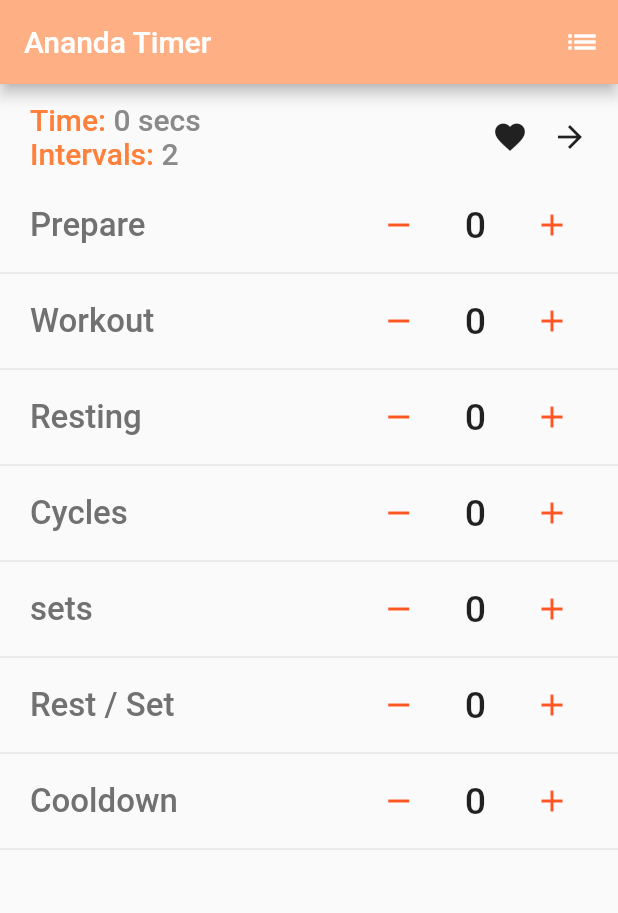
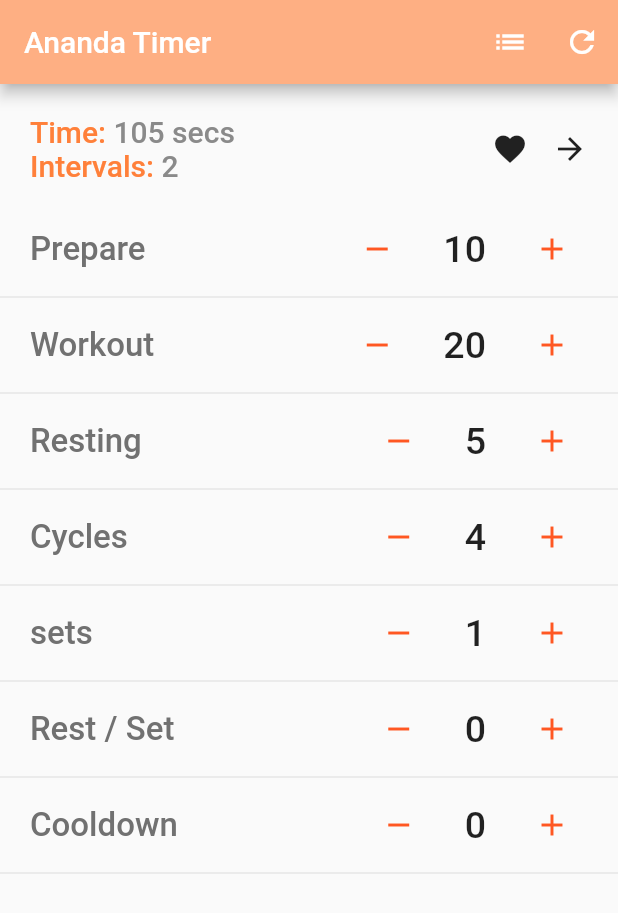
Before and after one commit to gonzen2310/Ananda, a Flutter app: the screen it shows after launch, on a phone screen of 412 x 824 dp. Shown: the top 913 px of the screen. Run offline on Flutter 3.47's test engine with Material 2 defaults, Android fonts, the phone set to English and light mode, and no system bars; our stand-ins replace gradient_widgets.

Commit message:
Synchronized counters and total time

```diff
--- a/ananda_app/lib/main.dart
+++ b/ananda_app/lib/main.dart
@@ -1,6 +1,7 @@
 import 'package:flutter/material.dart';
 import 'package:gradient_widgets/gradient_widgets.dart';
 import './Intervals.dart';
+
 
 void main() => runApp(new MyApp());
 
@@ -11,6 +12,7 @@
     return new MaterialApp(
       title: 'Ananda Timer',
       theme: new ThemeData(
+        primarySwatch: Colors.deepOrange,
         primaryColor: Color.fromRGBO(254, 175, 131, 1.0),
         primaryColorDark: Colors.deepOrange,
       ),
@@ -29,7 +31,6 @@
 }
 
 class _MyHomePageState extends State<MyHomePage> {
-  int _totalTime = 0;
   final myController = TextEditingController();
 
 
@@ -37,34 +38,57 @@
   final GlobalKey<ScaffoldState> _scaffoldKey = GlobalKey<ScaffoldState>();
 
 
-  // Counters
-  var _countersMap = {
-    'prepare': 0,
-    'workout': 0,
-    'resting': 0,
-    'cycles': 0,
-    'sets': 0,
+  // default value Counters
+  static var _countersMap = {
+    'prepare': 10,
+    'workout': 20,
+    'resting': 5,
+    'cycles': 4,
+    'sets': 1,
     'restSets': 0,
     'cooldown': 0,
   };
 
+
+  static int _getTotalTime() {
+    return _countersMap['sets'] * (_countersMap['prepare'] + (_countersMap['workout'] * _countersMap['cycles']) + (_countersMap['resting'] * (_countersMap['cycles'] - 1)));
+  }
+
+  int _totalTime = _getTotalTime();
 
 
   void _incrementCounter(String keyMap) {
     setState(() {
       _countersMap[keyMap]++;
 
-      _totalTime = _countersMap[keyMap];
+      _totalTime =  _getTotalTime();
+    });
+  }
+
+  void _resetValues() {
+    setState(() {
+      _countersMap = {
+        'prepare': 10,
+        'workout': 20,
+        'resting': 5,
+        'cycles': 4,
+        'sets': 1,
+        'restSets': 0,
+        'cooldown': 0,
+      };
+      _totalTime = _getTotalTime();
     });
   }
 
   void _decrementCounter(String keyMap) {
     setState(() {
       _countersMap[keyMap]--;
+      _totalTime = _getTotalTime();
     });
     if (_countersMap[keyMap] < 0) {
       setState(() {
         _countersMap[keyMap] = 0;
+        _totalTime = _getTotalTime();
       });
     }
   }
@@ -260,13 +284,17 @@
           IconButton(
             icon: Icon(Icons.list, color: Colors.white,),
             onPressed: _pushSaved,
+          ),
+          IconButton(
+            icon: Icon(Icons.refresh, color: Colors.white,),
+            onPressed: _resetValues,
           )
         ],
       ),
       body: new Column(
           children: <Widget>[
             Padding(
-              padding: const EdgeInsets.symmetric(horizontal: 20.0, vertical: 12.0),
+              padding: const EdgeInsets.symmetric(horizontal: 20.0, vertical: 20.0),
 
               child: Row(
                 mainAxisAlignment: MainAxisAlignment.spaceBetween,
```
